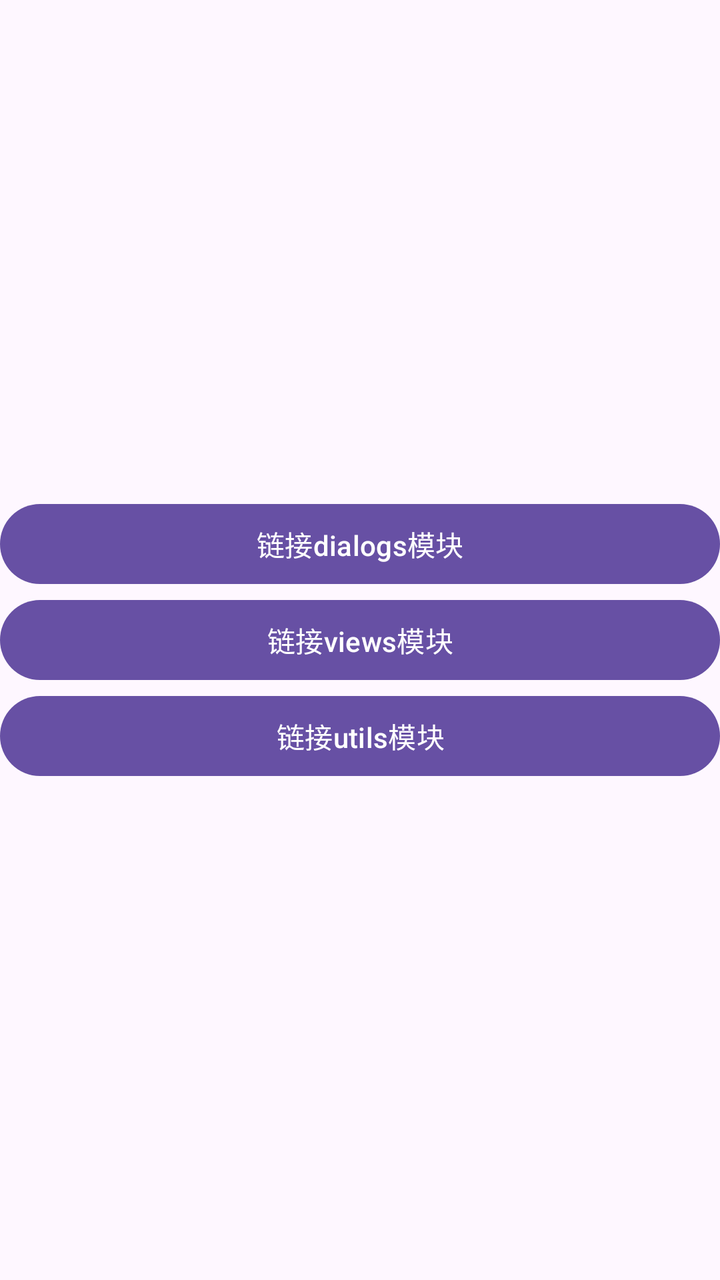
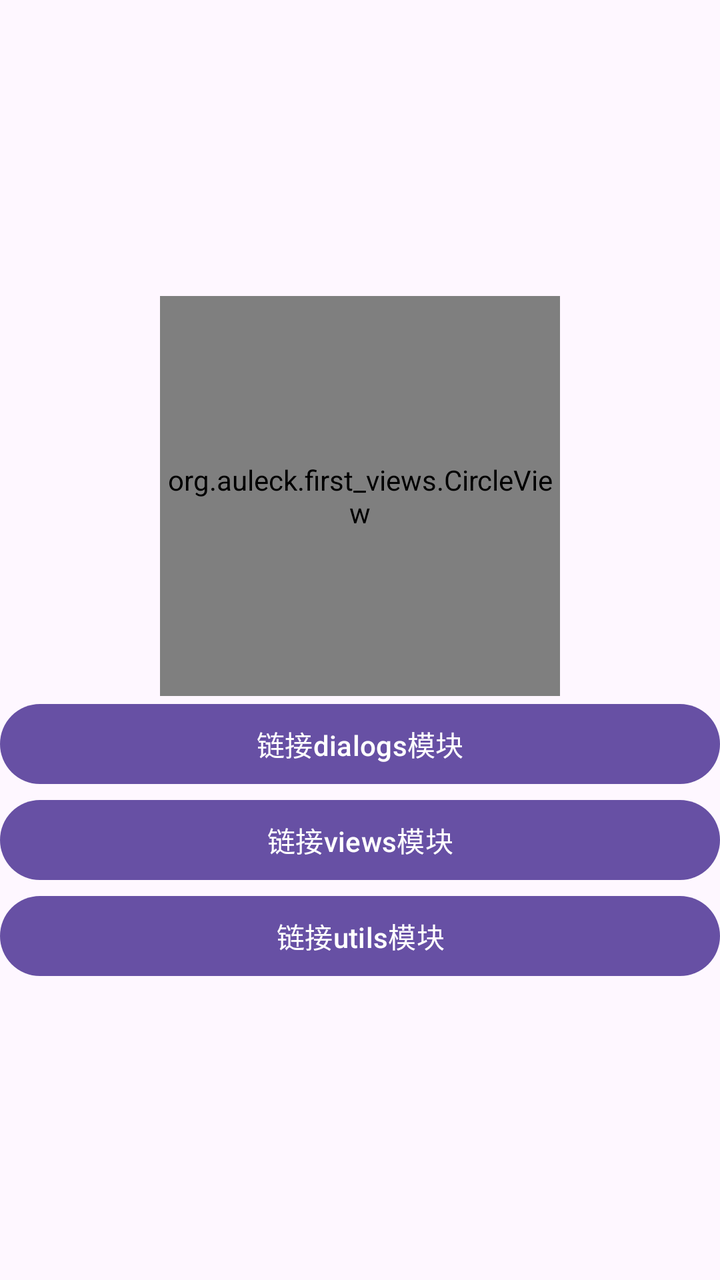

Screens rendered from an Android XML layout before and after an edit, with the pre-edit source and the edit as a unified diff.
<!-- AndroidManifest.xml: application theme Theme.FirstBox -->
<!-- res/layout/activity_main.xml -->
<?xml version="1.0" encoding="utf-8"?>
<LinearLayout xmlns:android="http://schemas.android.com/apk/res/android"
    xmlns:app="http://schemas.android.com/apk/res-auto"
    xmlns:tools="http://schemas.android.com/tools"
    android:id="@+id/main"
    android:layout_width="match_parent"
    android:layout_height="match_parent"
    android:orientation="vertical"
    android:gravity="center"
    tools:context=".MainActivity">

    <Button
        android:id="@+id/main_btn1"
        android:layout_width="match_parent"
        android:layout_height="wrap_content"
        android:text="链接dialogs模块"/>
    <Button
        android:id="@+id/main_btn2"
        android:layout_width="match_parent"
        android:layout_height="wrap_content"
        android:text="链接views模块"/>
    <Button
        android:id="@+id/main_btn3"
        android:layout_width="match_parent"
        android:layout_height="wrap_content"
        android:text="链接utils模块"/>

</LinearLayout>
<!-- resources referenced by this layout -->
<resources>
  <style name="Theme.FirstBox" parent="Base.Theme.FirstBox" />
  <style name="Base.Theme.FirstBox" parent="Theme.Material3.DayNight.NoActionBar">
          
          
      </style>
</resources>

<!-- the commit's change to res/layout/activity_main.xml (unified diff, before → after) -->
@@ -8,6 +8,19 @@
     android:orientation="vertical"
     android:gravity="center"
     tools:context=".MainActivity">
+
+    <org.auleck.first_views.CircleView
+        android:layout_width="200dp"
+        android:layout_height="200dp"
+        app:circle_color="#1296db"
+        app:circle_radius="80dp"
+        app:border_width="4dp"
+        app:border_color="#0E6B9B"
+        app:corner_radius="100dp"
+        app:layout_constraintBottom_toBottomOf="parent"
+        app:layout_constraintEnd_toEndOf="parent"
+        app:layout_constraintStart_toStartOf="parent"
+        app:layout_constraintTop_toTopOf="parent" />
 
     <Button
         android:id="@+id/main_btn1"
